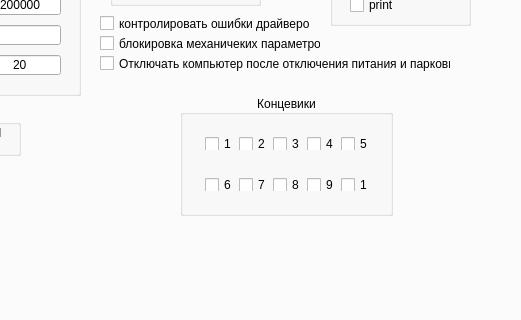
First picture: the form in mainwindow.ui, repository baradoid/polden-motorControl, before the edit; both pictures show x 163 to 684 and y 217 to 537 of the 1083 by 923 pixel window.
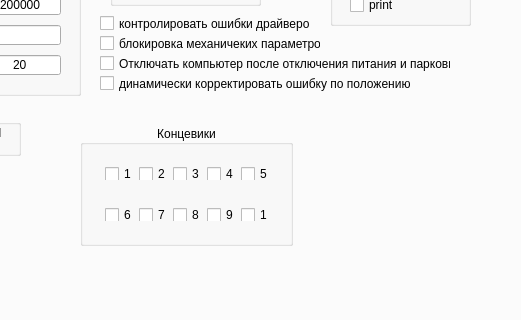
Second picture: the form after the edit. The open tabs and pages were chosen to show the change.

Diff of the .ui file:
```diff
--- a/mainwindow.ui
+++ b/mainwindow.ui
@@ -847,8 +847,8 @@
        <widget class="QGroupBox" name="groupBox">
         <property name="geometry">
          <rect>
-          <x>330</x>
-          <y>230</y>
+          <x>230</x>
+          <y>260</y>
           <width>213</width>
           <height>121</height>
          </rect>
@@ -1019,6 +1019,19 @@
          <string>Отключать компьютер после отключения питания и парковки</string>
         </property>
        </widget>
+       <widget class="QCheckBox" name="checkBoxMoveErrCorrection">
+        <property name="geometry">
+         <rect>
+          <x>250</x>
+          <y>210</y>
+          <width>341</width>
+          <height>17</height>
+         </rect>
+        </property>
+        <property name="text">
+         <string>динамически корректировать ошибку по положению</string>
+        </property>
+       </widget>
       </widget>
       <widget class="QWidget" name="tabDebugPort">
        <attribute name="title">
```
Left out of the diff: 2 changed lines with no effect on the pictures.
